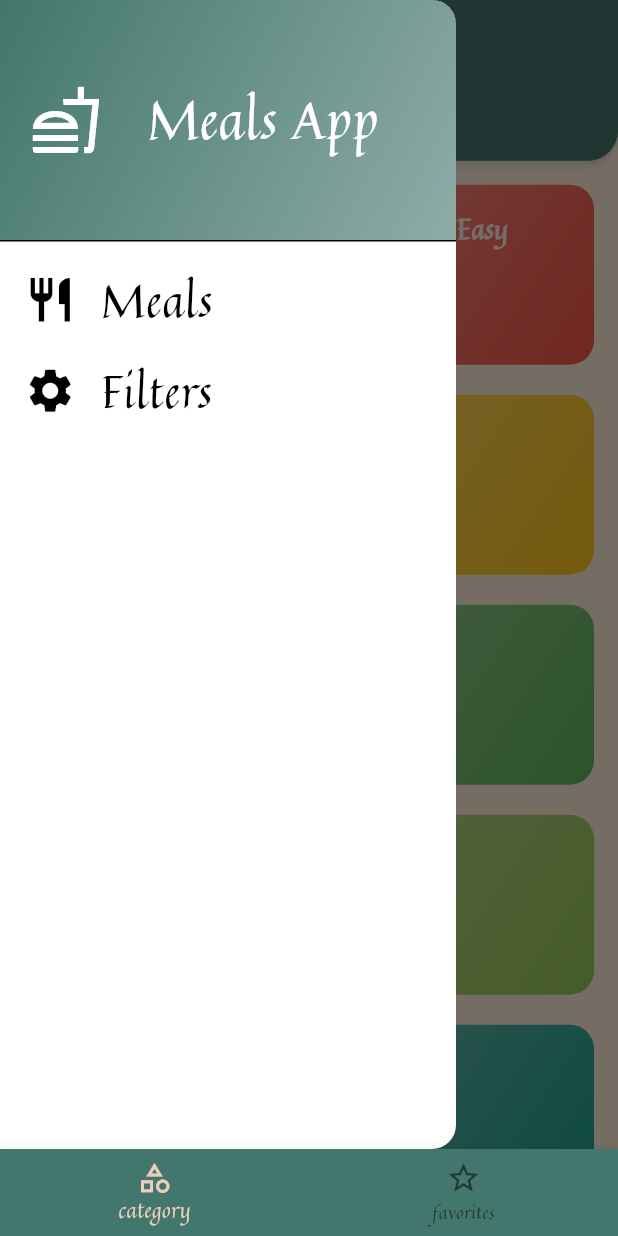
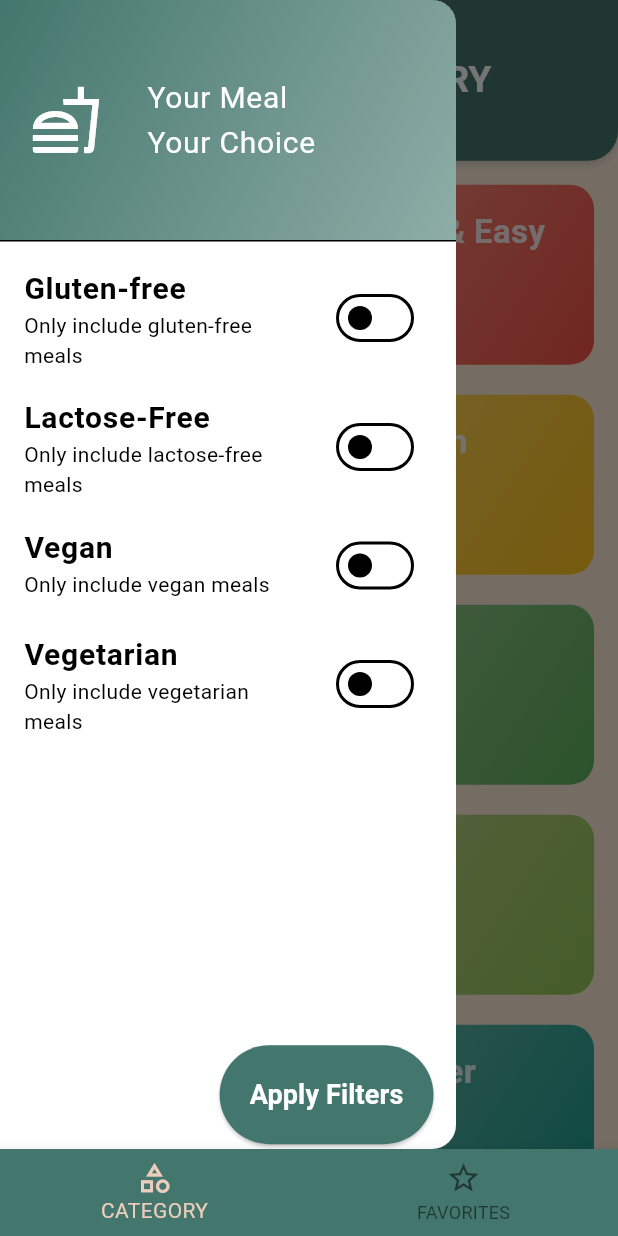
Before and after one commit to aliarfeen/meals_app, a Flutter app: the screen it shows after launch, with the side drawer open, on a phone screen of 412 x 824 dp. Run offline on Flutter 3.47's test engine with Material 3 defaults, Android fonts, the phone set to English and light mode, and no system bars; our stand-ins replace flutter_riverpod, google_fonts, riverpod, transparent_image.

Commit message:
drawer / filters provider updated

```diff
--- a/lib/main.dart
+++ b/lib/main.dart
@@ -1,8 +1,8 @@
 import 'package:flutter/material.dart';
 import 'package:meals_app/data/consts.dart';
-import 'package:meals_app/screens/category_screen.dart';
 import 'package:flutter_riverpod/flutter_riverpod.dart';
 import 'package:meals_app/screens/tabs_screen.dart';
+import 'package:google_fonts/google_fonts.dart';
 
 void main() {
   runApp(const ProviderScope(child: MyApp()));
@@ -17,7 +17,7 @@ class MyApp extends StatelessWidget {
         title: 'Meals App',
         debugShowCheckedModeBanner: false,
         theme: ThemeData(
-          fontFamily: 'Quintessential',
+          primaryTextTheme: GoogleFonts.interTightTextTheme(),
           scaffoldBackgroundColor: AppColors.bgColor,
           colorScheme: const ColorScheme.light(
             onPrimary: AppColors.hColor,
--- /dev/null
+++ b/lib/providers/filters_provider.dart
@@ -0,0 +1,30 @@
+import 'package:flutter/material.dart';
+import 'package:flutter_riverpod/flutter_riverpod.dart';
+
+enum Filters {
+  isGlutenFree,
+  isVegan,
+  isVegetarian,
+  isLactoseFree,
+}
+
+class FiltersNotifier extends StateNotifier<Map<Filters, bool>> {
+  FiltersNotifier()
+      : super({
+          Filters.isGlutenFree: false,
+          Filters.isVegan: false,
+          Filters.isVegetarian: false,
+          Filters.isLactoseFree: false,
+        });
+  void setFilters(Map<Filters, bool> chosenFilters) {
+    state = chosenFilters;
+  }
+
+  void toggleFilter(Filters filter, bool isActive) {
+    state = {...state, filter: isActive};
+  }
+}
+
+final filtersProvider =
+    StateNotifierProvider<FiltersNotifier, Map<Filters, bool>>(
+        (ref) => FiltersNotifier());
--- a/lib/screens/category_screen.dart
+++ b/lib/screens/category_screen.dart
@@ -3,6 +3,7 @@ import 'package:flutter_riverpod/flutter_riverpod.dart';
 import 'package:meals_app/data/dummy_data.dart';
 import 'package:meals_app/models/category.dart';
 import 'package:meals_app/models/meal.dart';
+import 'package:meals_app/providers/filters_provider.dart';
 import 'package:meals_app/providers/meals_provider.dart';
 import 'package:meals_app/screens/meal_screen.dart';
 import 'package:meals_app/widgets/cat_grid_item.dart';
@@ -19,9 +20,22 @@ class CategoriesScreen extends ConsumerStatefulWidget {
 class _CategoriesScreenState extends ConsumerState<CategoriesScreen> {
   void _selectCategory(BuildContext context, Category category) {
     final dummyMeals = ref.watch(mealsProvider);
-    final List<Meal> filteredList = dummyMeals
-        .where((meal) => meal.categories.contains(category.id))
-        .toList();
+    final avilableMeals = ref.watch(filtersProvider);
+    final List<Meal> filteredList = dummyMeals.where((meal) {
+      if (avilableMeals[Filters.isGlutenFree]! && !meal.isGlutenFree) {
+        return false;
+      }
+      if (avilableMeals[Filters.isVegan]! && !meal.isVegan) {
+        return false;
+      }
+      if (avilableMeals[Filters.isVegetarian]! && !meal.isVegetarian) {
+        return false;
+      }
+      if (avilableMeals[Filters.isLactoseFree]! && !meal.isLactoseFree) {
+        return false;
+      }
+      return meal.categories.contains(category.id);
+    }).toList();
     Navigator.push(
         context,
         MaterialPageRoute(
@@ -32,9 +46,11 @@ class _CategoriesScreenState extends ConsumerState<CategoriesScreen> {
   @override
   Widget build(BuildContext context) {
     return Scaffold(
-        appBar:
-            RoundedAppbar(appBarTitle: 'select a category', context: context),
-        drawer: MainDrawer(),
+        appBar: RoundedAppbar(
+          appBarTitle: 'select a category'.toUpperCase(),
+          context: context,
+        ),
+        drawer: const MainDrawer(),
         body: GridView(
             padding: const EdgeInsets.all(16),
             gridDelegate: const SliverGridDelegateWithFixedCrossAxisCount(
--- a/lib/screens/tabs_screen.dart
+++ b/lib/screens/tabs_screen.dart
@@ -39,9 +39,13 @@ class _TabsScreenState extends ConsumerState<TabsScreen> {
         selectedItemColor: AppColors.secondaryColor,
         items: [
           BottomNavigationBarItem(
-              icon: Icon(Icons.category_outlined), label: 'category'),
+            icon: Icon(Icons.category_outlined),
+            label: 'category'.toUpperCase(),
+          ),
           BottomNavigationBarItem(
-              icon: Icon(Icons.star_outline), label: 'favorites'),
+            icon: Icon(Icons.star_outline),
+            label: 'favorites'.toUpperCase(),
+          ),
         ],
       ),
     );
--- a/lib/widgets/cat_grid_item.dart
+++ b/lib/widgets/cat_grid_item.dart
@@ -31,7 +31,7 @@ class CategoryGridItem extends StatelessWidget {
         child: Text(
           category.title,
           style: TextStyle(
-              fontSize: 18,
+              fontSize: 22,
               fontWeight: FontWeight.bold,
               color: const Color.fromARGB(221, 255, 255, 255)),
         ),
--- a/lib/widgets/main_drawer.dart
+++ b/lib/widgets/main_drawer.dart
@@ -1,9 +1,31 @@
 import 'package:flutter/material.dart';
+import 'package:flutter_riverpod/flutter_riverpod.dart';
 import 'package:meals_app/data/consts.dart';
+import 'package:meals_app/providers/filters_provider.dart';
 import 'package:meals_app/screens/filtters_screen.dart';
 
-class MainDrawer extends StatelessWidget {
+class MainDrawer extends ConsumerStatefulWidget {
   const MainDrawer({super.key});
+
+  @override
+  ConsumerState<MainDrawer> createState() => _MainDrawerState();
+}
+
+class _MainDrawerState extends ConsumerState<MainDrawer> {
+  var _isGlutenFree = false;
+  var _isvegan = false;
+  var _isVegetarian = false;
+  var _isLactoseFree = false;
+
+  @override
+  void initState() {
+    super.initState();
+    final activeFilters = ref.read(filtersProvider);
+    _isGlutenFree = activeFilters[Filters.isGlutenFree]!;
+    _isvegan = activeFilters[Filters.isVegan]!;
+    _isVegetarian = activeFilters[Filters.isVegetarian]!;
+    _isLactoseFree = activeFilters[Filters.isLactoseFree]!;
+  }
 
   @override
   Widget build(BuildContext context) {
@@ -32,37 +54,105 @@ class MainDrawer extends StatelessWidget {
                     width: 30,
                   ),
                   Text(
-                    'Meals App',
-                    style: TextStyle(color: Colors.white, fontSize: 35),
+                    'Your Meal \nYour Choice',
+                    style: TextStyle(color: Colors.white, fontSize: 20),
                   ),
                 ],
               )),
-          ListTile(
-            leading: Icon(
-              Icons.restaurant,
-              size: 35,
+          Column(
+            children: [
+              SwitchListTile(
+                title: const Text(
+                  'Gluten-free',
+                  style: TextStyle(fontSize: 20, fontWeight: FontWeight.bold),
                 ),
-            title: Text(
-              'Meals',
-              style: TextStyle(fontSize: 30),
+                subtitle: const Text('Only include gluten-free meals'),
+                value: _isGlutenFree,
+                activeColor: AppColors.hColor,
+                onChanged: (newValue) {
+                  setState(() {
+                    _isGlutenFree = newValue;
+                  });
+                },
               ),
-            onTap: () {},
+              SwitchListTile(
+                title: const Text(
+                  'Lactose-Free',
+                  style: TextStyle(fontSize: 20, fontWeight: FontWeight.bold),
                 ),
-          ListTile(
-            leading: Icon(
-              Icons.settings,
-              size: 35,
+                subtitle: const Text('Only include lactose-free meals'),
+                value: _isLactoseFree,
+                activeColor: AppColors.hColor,
+                onChanged: (newValue) {
+                  setState(() {
+                    _isLactoseFree = newValue;
+                  });
+                },
               ),
-            title: Text(
-              'Filters',
-              style: TextStyle(fontSize: 30),
+              SwitchListTile(
+                title: const Text(
+                  'Vegan',
+                  style: TextStyle(fontSize: 20, fontWeight: FontWeight.bold),
                 ),
-            onTap: () {
+                subtitle: const Text('Only include vegan meals'),
+                value: _isvegan,
+                activeColor: AppColors.hColor,
+                onChanged: (newValue) {
+                  setState(() {
+                    _isvegan = newValue;
+                  });
+                },
+              ),
+              SwitchListTile(
+                title: const Text(
+                  'Vegetarian',
+                  style: TextStyle(fontSize: 20, fontWeight: FontWeight.bold),
+                ),
+                subtitle: const Text('Only include vegetarian meals'),
+                value: _isVegetarian,
+                activeColor: AppColors.hColor,
+                onChanged: (newValue) {
+                  setState(() {
+                    _isVegetarian = newValue;
+                  });
+                },
+              ),
+              SizedBox(
+                height: MediaQuery.of(context).size.height * .24,
+              ),
+              Row(
+                  mainAxisSize: MainAxisSize.max,
+                  mainAxisAlignment: MainAxisAlignment.end,
+                  children: [
+                    Container(
+                      margin: const EdgeInsets.only(right: 15),
+                      child: ElevatedButton(
+                        style: ElevatedButton.styleFrom(
+                          padding: const EdgeInsets.all(20),
+                          foregroundColor:
+                              Colors.white, // Change the text color here
+                          backgroundColor: AppColors
+                              .hColor, // Change the background color here
+                        ),
+                        onPressed: () async {
+                          ref.read(filtersProvider.notifier).setFilters({
+                            Filters.isGlutenFree: _isGlutenFree,
+                            Filters.isVegan: _isvegan,
+                            Filters.isVegetarian: _isVegetarian,
+                            Filters.isLactoseFree: _isLactoseFree,
+                          });
                           Navigator.of(context).pop();
-              Navigator.of(context).push(
-                  MaterialPageRoute(builder: (context) => FiltterScreen()));
                         },
+                        child: const Text(
+                          'Apply Filters',
+                          style: TextStyle(
+                              fontSize: 18, fontWeight: FontWeight.bold),
+                        ),
+                      ),
                     )
+                  ])
+            ],
+          ),
         ],
       ),
     );
--- a/pubspec.yaml
+++ b/pubspec.yaml
@@ -38,6 +38,7 @@ dependencies:
   transparent_image: ^2.0.1
   riverpod: ^2.6.1
   flutter_riverpod: ^2.6.1
+  google_fonts: ^6.2.1
 
 dev_dependencies:
   flutter_test:
```
Also changed, not shown: pubspec.lock, 3 other files. Lines whose indentation alone changed are shown as unchanged.
